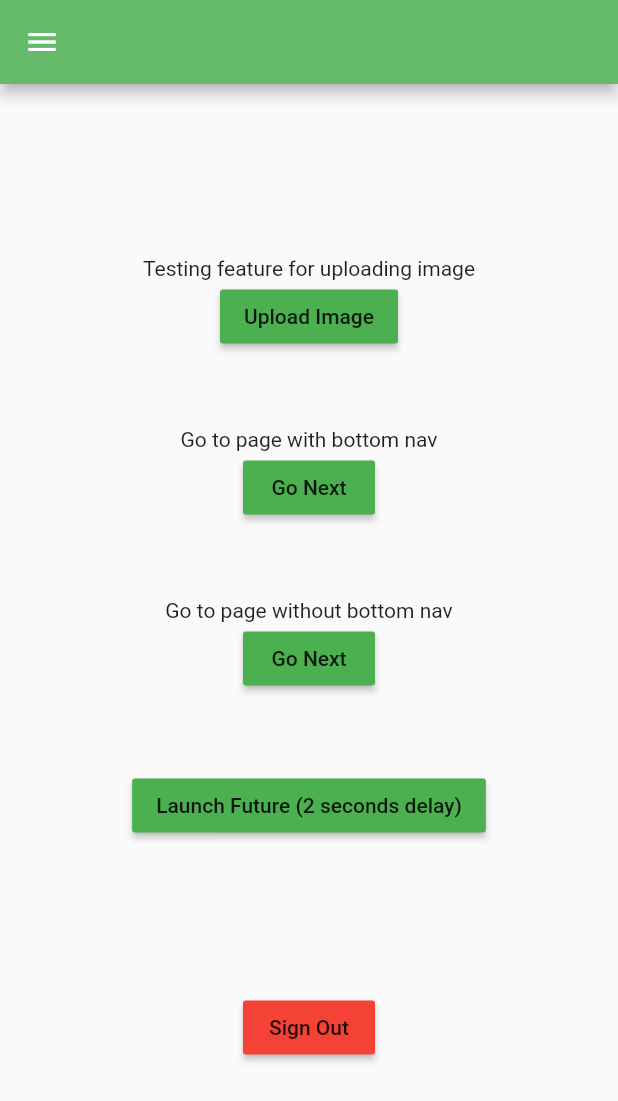
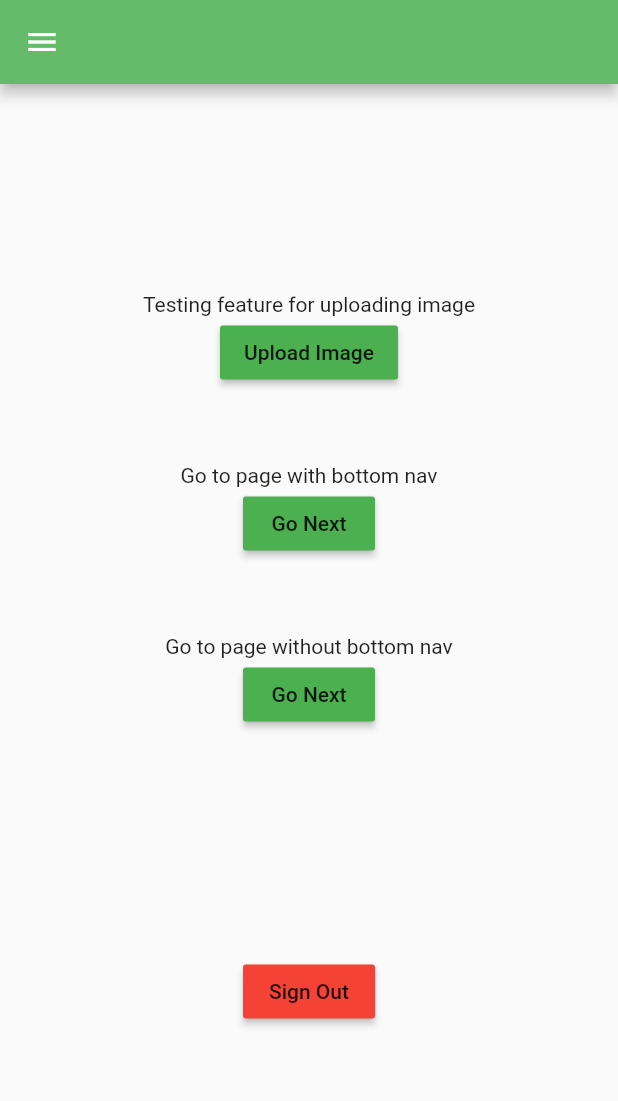
Before and after one commit to holtzmak/Humane-Transport, a Flutter app: the NewTravel screen opened directly, on a phone screen of 412 x 824 dp. Shown: the top 1101 px of the screen. Run offline on Flutter 3.47's test engine with Material 2 defaults, Android fonts, the phone set to English and light mode, and no system bars; our stand-ins replace firebase_auth, firebase_core, get_it, image_picker, pdf; missing offline and left inert: flutter_email_sender, flutter_full_pdf_viewer; accounts and stored records are empty.

Commit message:
removed alert dialog widget

```diff
--- a/app/lib/ui/views/new_travel/new_travel.dart
+++ b/app/lib/ui/views/new_travel/new_travel.dart
@@ -1,7 +1,6 @@
 import 'package:app/core/utilities/image_upload.dart';
 import 'package:app/core/view_models/signout_view_model.dart';
 import 'package:app/ui/views/base_view.dart';
-import 'package:app/ui/widgets/utility/alert_dialog.dart';
 import 'package:app/ui/widgets/utility/sidebar.dart';
 import 'package:flutter/material.dart';
 import 'package:flutter/widgets.dart';
@@ -49,13 +48,6 @@ class NewTravel extends StatelessWidget {
               SizedBox(
                 height: 50.0,
               ),
-              RaisedButton(
-                onPressed: () async => Future.delayed(Duration(seconds: 2))
-                    .then((_) => launchAlertDialog(context,
-                        title: "An alert in 2 seconds?",
-                        warning: "I am the Future!")),
-                child: Text('Launch Future (2 seconds delay)'),
-              ),
               SizedBox(
                 height: 50.0,
               ),
--- a/app/lib/ui/widgets/utility/alert_dialog.dart
+++ /dev/null
@@ -1,10 +0,0 @@
-import 'package:flutter/material.dart';
-
-launchAlertDialog(BuildContext context,
-        {String title = "Title", String warning = "Warning"}) =>
-    showDialog(
-        context: context,
-        builder: (context) => AlertDialog(
-              title: Text(title),
-              content: Text(warning),
-            ));
```
